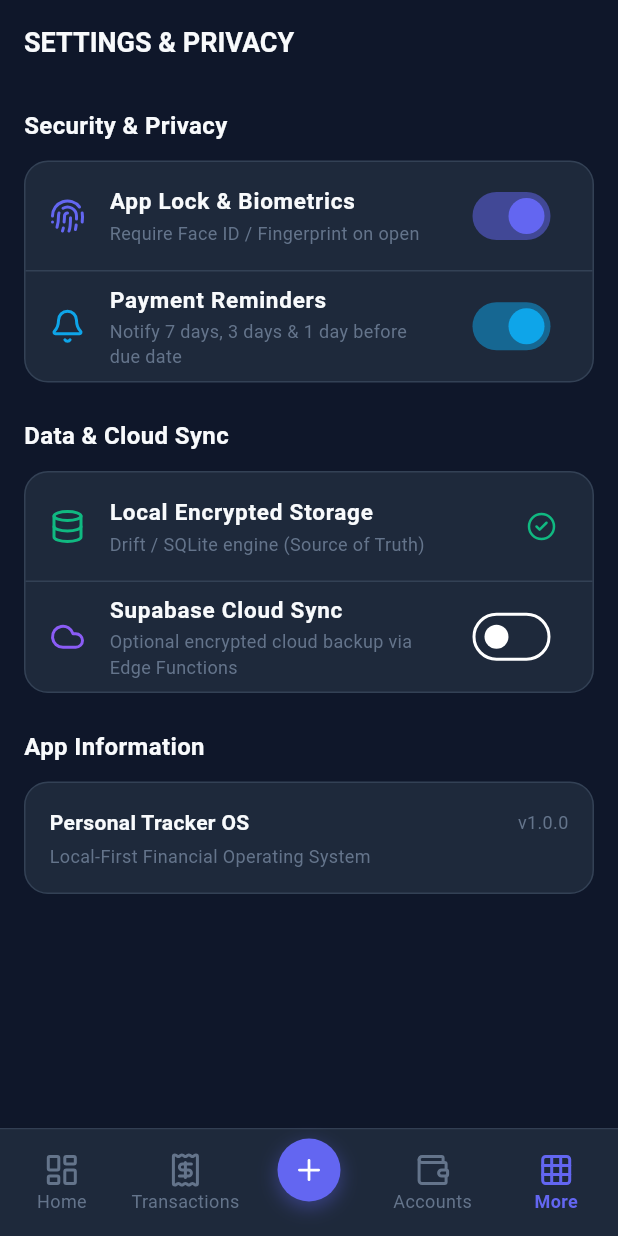
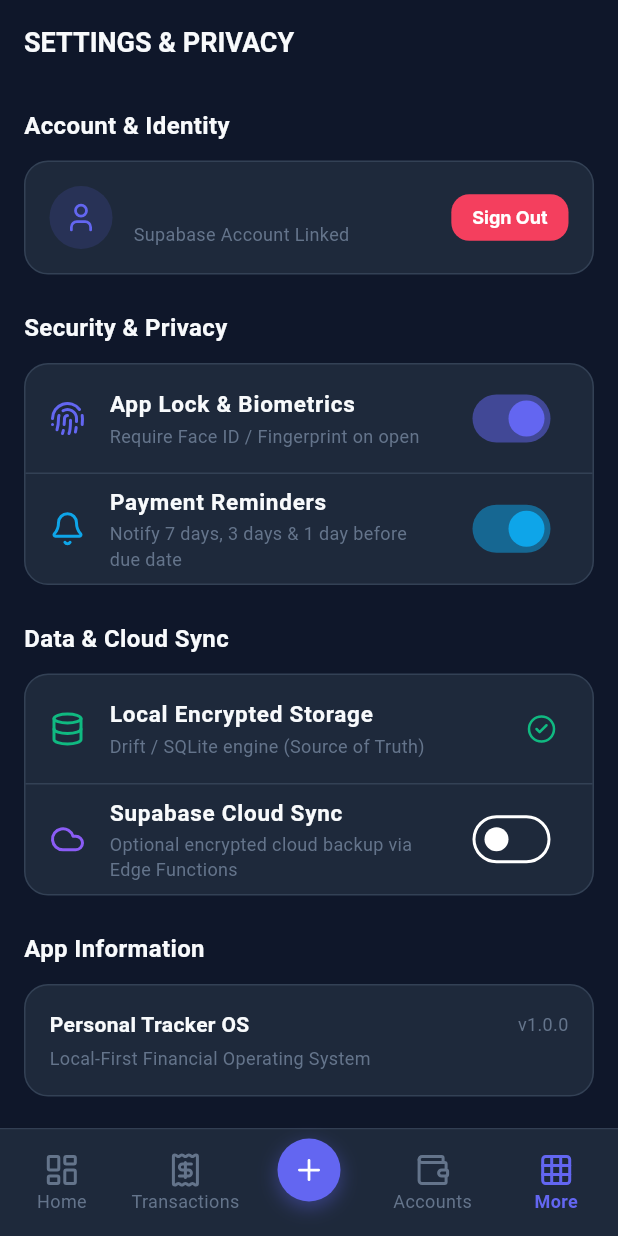
Before and after one commit to ramagrawal2001/personal_tracker, a Flutter app: the SettingsScreen screen opened by its route, on a phone screen of 412 x 824 dp. Run offline on Flutter 3.47's test engine with Material 3 defaults, Android fonts, the phone set to English and light mode, and no system bars; our stand-ins replace drift, fl_chart, flutter_riverpod, go_router, google_fonts, lucide_icons and 1 more; accounts and stored records are empty; network calls fail.

Commit message:
feat: Add Supabase Auth (Login/Signup) and UI authentication integration

```diff
--- a/lib/core/router/app_router.dart
+++ b/lib/core/router/app_router.dart
@@ -12,6 +12,8 @@ import '../../features/reports/presentation/reports_screen.dart';
 import '../../features/net_worth/presentation/net_worth_screen.dart';
 import '../../features/settings/presentation/settings_screen.dart';
 import '../../features/ai_assistant/presentation/ai_assistant_screen.dart';
+import '../../features/auth/presentation/login_screen.dart';
+
 
 
 final GlobalKey<NavigatorState> _rootNavigatorKey = GlobalKey<NavigatorState>(debugLabel: 'root');
@@ -21,7 +23,12 @@ final appRouter = GoRouter(
   navigatorKey: _rootNavigatorKey,
   initialLocation: '/',
   routes: [
+    GoRoute(
+      path: '/login',
+      builder: (context, state) => const LoginScreen(),
+    ),
     ShellRoute(
+
       navigatorKey: _shellNavigatorKey,
       builder: (context, state, child) {
         return MainShell(child: child);
--- a/lib/core/services/supabase_service.dart
+++ b/lib/core/services/supabase_service.dart
@@ -20,6 +20,8 @@ class SupabaseService {
   }
 
   static SupabaseClient get client => Supabase.instance.client;
+  static User? get currentUser => _isInitialized ? client.auth.currentUser : null;
+
 
   /// Sync local SQLite Finance state to Supabase PostgreSQL database
   static Future<bool> syncLocalDataToCloud(FinanceState state) async {
--- a/lib/features/settings/presentation/settings_screen.dart
+++ b/lib/features/settings/presentation/settings_screen.dart
@@ -1,6 +1,10 @@
 import 'package:flutter/material.dart';
+import 'package:flutter_riverpod/flutter_riverpod.dart';
+import 'package:go_router/go_router.dart';
 import 'package:lucide_icons/lucide_icons.dart';
 import '../../../core/theme/app_colors.dart';
+import '../../auth/presentation/auth_repository.dart';
+
 
 class SettingsScreen extends StatefulWidget {
   const SettingsScreen({super.key});
@@ -30,8 +34,73 @@ class _SettingsScreenState extends State<SettingsScreen> {
         child: Column(
           crossAxisAlignment: CrossAxisAlignment.start,
           children: [
+            const Text('Account & Identity', style: TextStyle(fontSize: 16, fontWeight: FontWeight.bold, color: AppColors.textPrimary)),
+            const SizedBox(height: 12),
+
+            Consumer(
+              builder: (context, ref, _) {
+                final authState = ref.watch(authNotifierProvider);
+                final user = authState.user;
+                return Container(
+                  padding: const EdgeInsets.all(16),
+                  decoration: BoxDecoration(
+                    color: AppColors.surface,
+                    borderRadius: BorderRadius.circular(16),
+                    border: Border.all(color: AppColors.border),
+                  ),
+                  child: Row(
+                    children: [
+                      Container(
+                        padding: const EdgeInsets.all(10),
+                        decoration: BoxDecoration(
+                          color: AppColors.primary.withValues(alpha: 0.15),
+                          shape: BoxShape.circle,
+                        ),
+                        child: const Icon(LucideIcons.user, color: AppColors.primary, size: 22),
+                      ),
+                      const SizedBox(width: 14),
+                      Expanded(
+                        child: Column(
+                          crossAxisAlignment: CrossAxisAlignment.start,
+                          children: [
+                            Text(
+                              user != null ? user.email ?? 'Logged In User' : 'Local Guest Mode',
+                              style: const TextStyle(fontWeight: FontWeight.bold, color: AppColors.textPrimary, fontSize: 14),
+                            ),
+                            const SizedBox(height: 2),
+                            Text(
+                              user != null ? 'Supabase Account Linked' : 'Offline / Encrypted Storage',
+                              style: const TextStyle(color: AppColors.textMuted, fontSize: 12),
+                            ),
+                          ],
+                        ),
+                      ),
+                      ElevatedButton(
+                        style: ElevatedButton.styleFrom(
+                          backgroundColor: user != null ? AppColors.expense : AppColors.primary,
+                          padding: const EdgeInsets.symmetric(horizontal: 14, vertical: 8),
+                          minimumSize: Size.zero,
+                          tapTargetSize: MaterialTapTargetSize.shrinkWrap,
+                        ),
+                        onPressed: () {
+                          if (user != null) {
+                            ref.read(authNotifierProvider.notifier).signOut();
+                          } else {
+                            context.go('/login');
+                          }
+                        },
+                        child: Text(user != null ? 'Sign Out' : 'Sign In', style: const TextStyle(fontSize: 12, fontWeight: FontWeight.bold)),
+                      ),
+                    ],
+                  ),
+                );
+              },
+            ),
+            const SizedBox(height: 24),
+
             const Text('Security & Privacy', style: TextStyle(fontSize: 16, fontWeight: FontWeight.bold, color: AppColors.textPrimary)),
             const SizedBox(height: 12),
+
 
             Container(
               decoration: BoxDecoration(
```
Also changed, not shown: lib/features/auth/presentation/auth_repository.dart (added, +98 -0 lines), lib/features/auth/presentation/login_screen.dart (added, +176 -0 lines).
